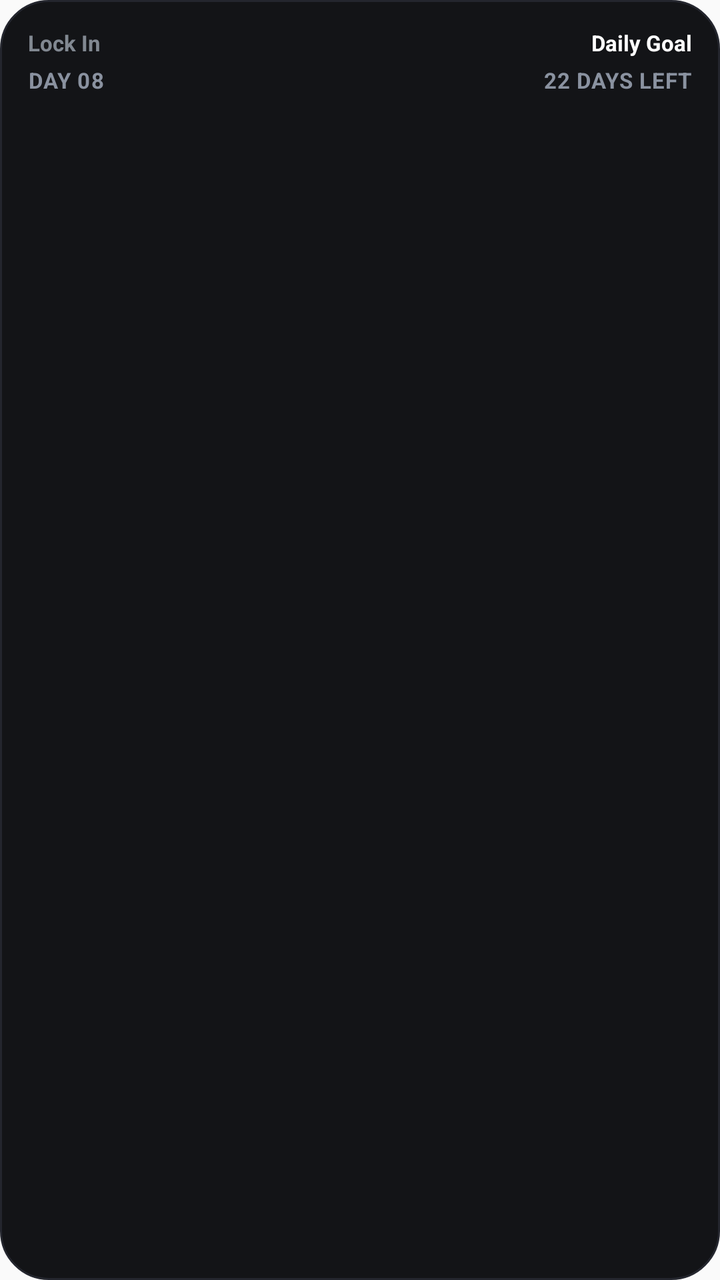
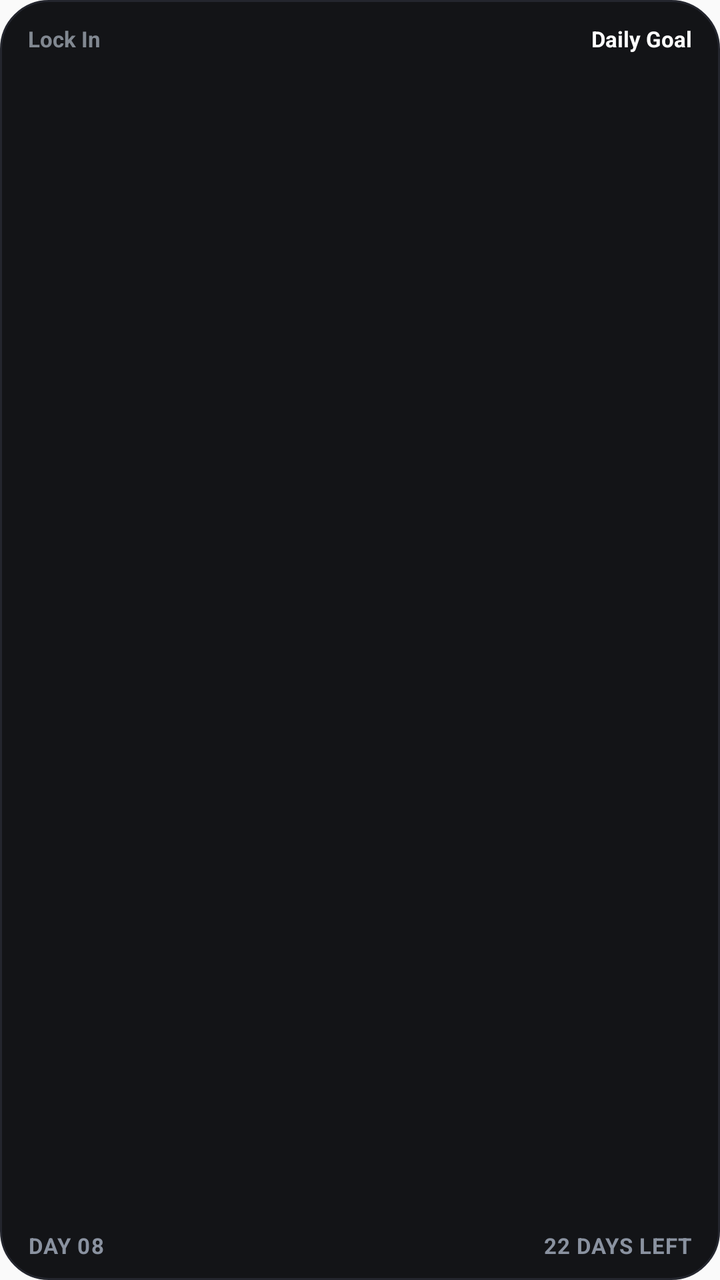

Before-and-after screenshots of an Android layout around one commit, followed by the original layout XML and the change that was made.
<!-- AndroidManifest.xml: application theme Theme.PushScroll -->
<!-- res/layout/widget_daily_goal.xml -->
<?xml version="1.0" encoding="utf-8"?>
<LinearLayout xmlns:android="http://schemas.android.com/apk/res/android"
    android:id="@+id/widget_container"
    android:layout_width="match_parent"
    android:layout_height="wrap_content"
    android:orientation="vertical"
    android:background="@drawable/bg_widget_daily_goal_dark"
    android:paddingTop="14dp"
    android:paddingLeft="14dp"
    android:paddingRight="14dp"
    android:paddingBottom="12dp">

    
    <LinearLayout
        android:id="@+id/widget_active_layout"
        android:layout_width="match_parent"
        android:layout_height="wrap_content"
        android:orientation="vertical">

        
        <RelativeLayout
            android:layout_width="match_parent"
            android:layout_height="wrap_content"
            android:layout_marginBottom="2dp">

            <TextView
                android:layout_width="wrap_content"
                android:layout_height="wrap_content"
                android:layout_alignParentStart="true"
                android:layout_centerVertical="true"
                android:text="Lock In"
                android:textColor="#9EA5B0"
                android:textSize="11sp"
                android:textStyle="bold"
                android:alpha="0.8" />

            <TextView
                android:id="@+id/widget_goal_name"
                android:layout_width="wrap_content"
                android:layout_height="wrap_content"
                android:layout_alignParentEnd="true"
                android:layout_centerVertical="true"
                android:text="Daily Goal"
                android:textColor="#FFFFFF"
                android:textSize="11sp"
                android:textStyle="bold"
                android:maxLines="1"
                android:ellipsize="end" />
        </RelativeLayout>

        
        <ImageView
            android:id="@+id/widget_dot_grid"
            android:layout_width="match_parent"
            android:layout_height="wrap_content"
            android:scaleType="fitCenter"
            android:adjustViewBounds="true"
            android:contentDescription="@string/widget_daily_goal_name"
            android:layout_marginTop="2dp"
            android:layout_marginBottom="0dp" />

        
        <RelativeLayout
            android:layout_width="match_parent"
            android:layout_height="wrap_content">

            <TextView
                android:id="@+id/widget_day_text"
                android:layout_width="wrap_content"
                android:layout_height="wrap_content"
                android:layout_alignParentStart="true"
                android:layout_centerVertical="true"
                android:text="DAY 08"
                android:textColor="#8A92A0"
                android:textSize="11sp"
                android:textStyle="bold"
                android:letterSpacing="0.04" />

            <TextView
                android:id="@+id/widget_remaining_text"
                android:layout_width="wrap_content"
                android:layout_height="wrap_content"
                android:layout_alignParentEnd="true"
                android:layout_centerVertical="true"
                android:text="22 DAYS LEFT"
                android:textColor="#8A92A0"
                android:textSize="11sp"
                android:textStyle="bold"
                android:letterSpacing="0.03" />
        </RelativeLayout>
    </LinearLayout>

    
    <LinearLayout
        android:id="@+id/widget_empty_layout"
        android:layout_width="match_parent"
        android:layout_height="wrap_content"
        android:orientation="vertical"
        android:gravity="center"
        android:padding="20dp"
        android:visibility="gone">

        <TextView
            android:id="@+id/widget_empty_text"
            android:layout_width="wrap_content"
            android:layout_height="wrap_content"
            android:text="SET A DAILY GOAL"
            android:textColor="#FFFFFF"
            android:textSize="15sp"
            android:textStyle="bold"
            android:letterSpacing="0.04" />

        <TextView
            android:id="@+id/widget_empty_subtext"
            android:layout_width="wrap_content"
            android:layout_height="wrap_content"
            android:text="Tap to choose your duration"
            android:textColor="#8A92A0"
            android:textSize="11sp"
            android:layout_marginTop="3dp" />
    </LinearLayout>
</LinearLayout>
<!-- resources referenced by this layout -->
<resources>
  <!-- drawable bg_widget_daily_goal_dark (drawable) -->
  <?xml version="1.0" encoding="utf-8"?>
  <shape xmlns:android="http://schemas.android.com/apk/res/android"
      android:shape="rectangle">
      <corners android:radius="24dp" />
      <solid android:color="#131417" />
      <stroke
          android:width="1dp"
          android:color="#24262E" />
  </shape>
  <string name="widget_daily_goal_name">Lock In™ Daily Goal</string>
  <style name="Theme.PushScroll" parent="@android:style/Theme.Material.Light.NoActionBar" />
</resources>

<!-- the commit's change to res/layout/widget_daily_goal.xml (unified diff, before → after) -->
@@ -2,26 +2,26 @@
 <LinearLayout xmlns:android="http://schemas.android.com/apk/res/android"
     android:id="@+id/widget_container"
     android:layout_width="match_parent"
-    android:layout_height="wrap_content"
+    android:layout_height="match_parent"
     android:orientation="vertical"
     android:background="@drawable/bg_widget_daily_goal_dark"
-    android:paddingTop="14dp"
+    android:paddingTop="12dp"
     android:paddingLeft="14dp"
     android:paddingRight="14dp"
-    android:paddingBottom="12dp">
+    android:paddingBottom="10dp">
 
     
     <LinearLayout
         android:id="@+id/widget_active_layout"
         android:layout_width="match_parent"
-        android:layout_height="wrap_content"
+        android:layout_height="match_parent"
         android:orientation="vertical">
 
         
         <RelativeLayout
             android:layout_width="match_parent"
             android:layout_height="wrap_content"
-            android:layout_marginBottom="2dp">
+            android:layout_marginBottom="1dp">
 
             <TextView
                 android:layout_width="wrap_content"
@@ -52,11 +52,12 @@
         <ImageView
             android:id="@+id/widget_dot_grid"
             android:layout_width="match_parent"
-            android:layout_height="wrap_content"
+            android:layout_height="0dp"
+            android:layout_weight="1"
             android:scaleType="fitCenter"
             android:adjustViewBounds="true"
             android:contentDescription="@string/widget_daily_goal_name"
-            android:layout_marginTop="2dp"
+            android:layout_marginTop="1dp"
             android:layout_marginBottom="0dp" />
 
         
@@ -94,7 +95,7 @@
     <LinearLayout
         android:id="@+id/widget_empty_layout"
         android:layout_width="match_parent"
-        android:layout_height="wrap_content"
+        android:layout_height="match_parent"
         android:orientation="vertical"
         android:gravity="center"
         android:padding="20dp"
